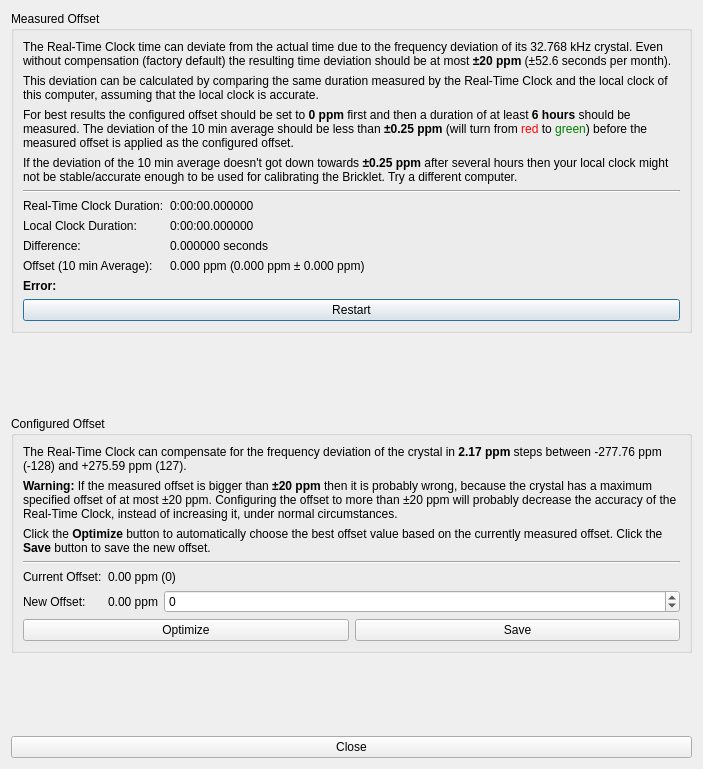
Old version of the form src/brickv/plugin_system/plugins/real_time_clock/ui/calibration.ui in the repository Tinkerforge/brickv.
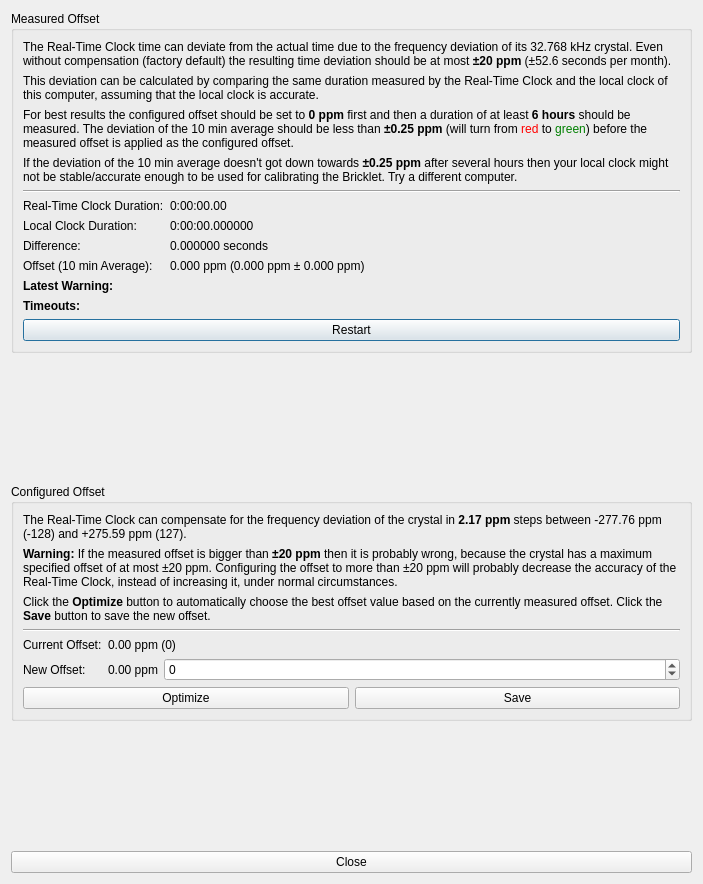
New version of the form.

Commit message:
rtc(-v2): Relax calibration timing contrains
And convert fatal errors to warnings.

```diff
--- a/src/brickv/plugin_system/plugins/real_time_clock/ui/calibration.ui
+++ b/src/brickv/plugin_system/plugins/real_time_clock/ui/calibration.ui
@@ -7,7 +7,7 @@
     <x>0</x>
     <y>0</y>
     <width>703</width>
-    <height>769</height>
+    <height>884</height>
    </rect>
   </property>
   <property name="windowTitle">
@@ -55,7 +55,7 @@
            </sizepolicy>
           </property>
           <property name="text">
-           <string>0:00:00.000000</string>
+           <string>0:00:00.00</string>
           </property>
          </widget>
         </item>
@@ -97,7 +97,7 @@
           </property>
          </widget>
         </item>
-        <item row="10" column="0" colspan="2">
+        <item row="11" column="0" colspan="2">
          <widget class="QPushButton" name="button_restart">
           <property name="text">
            <string>Restart</string>
@@ -113,7 +113,10 @@
            </font>
           </property>
           <property name="text">
-           <string>Error:</string>
+           <string>Latest Warning:</string>
+          </property>
+          <property name="alignment">
+           <set>Qt::AlignLeading|Qt::AlignLeft|Qt::AlignTop</set>
           </property>
          </widget>
         </item>
@@ -164,6 +167,32 @@
           </property>
          </widget>
         </item>
+        <item row="10" column="0">
+         <widget class="QLabel" name="label_timeout_title">
+          <property name="font">
+           <font>
+            <weight>75</weight>
+            <bold>true</bold>
+           </font>
+          </property>
+          <property name="text">
+           <string>Timeouts:</string>
+          </property>
+         </widget>
+        </item>
+        <item row="10" column="1">
+         <widget class="QLabel" name="label_timeout_count">
+          <property name="font">
+           <font>
+            <weight>75</weight>
+            <bold>true</bold>
+           </font>
+          </property>
+          <property name="text">
+           <string>&lt;count&gt;</string>
+          </property>
+         </widget>
+        </item>
        </layout>
       </item>
      </layout>
```
Left out of the diff: 7 changed lines with no effect on the pictures. The commit also changes 3 other files.
